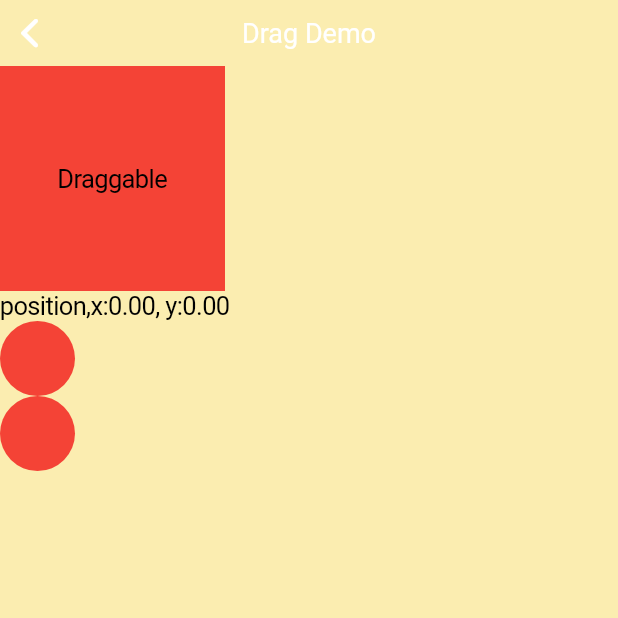
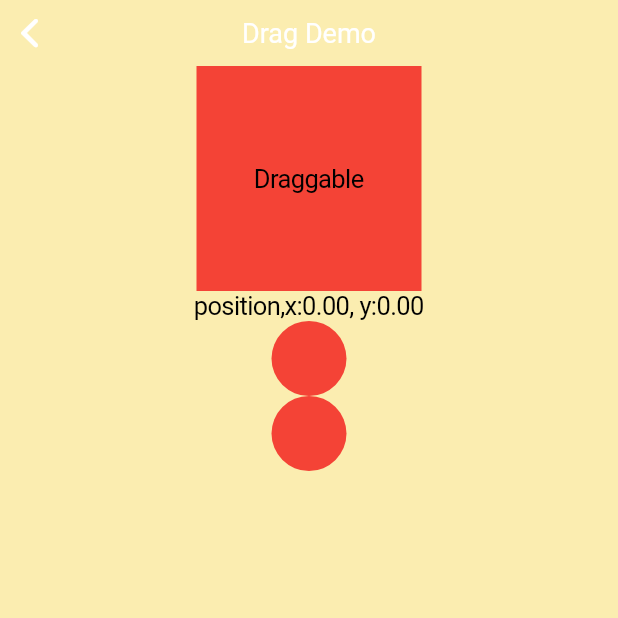
Before and after one commit to KingBo0259/hi_flutter_app, a Flutter app: the DragPage screen opened by its route, on a phone screen of 412 x 824 dp, the top half of it. Run offline on Flutter 3.47's test engine with Material 2 defaults, Android fonts, the phone set to English and light mode, and no system bars; our stand-ins replace flip_card; missing offline and left inert: flutter_lottie.

Commit message:
[MDF] 修改拖动View UI

```diff
--- a/lib/src/pages/Course/drag/drag_page.dart
+++ b/lib/src/pages/Course/drag/drag_page.dart
@@ -11,6 +11,9 @@ class DragPage extends StatefulWidget {
 class _DragPage extends State<DragPage> {
   Offset offset = Offset(0, 0);
 
+  GlobalKey key = GlobalKey();
+
+
   @override
   Widget build(BuildContext context) {
     return CupertinoPageScaffold(
@@ -19,14 +22,18 @@ class _DragPage extends State<DragPage> {
         ),
         child: Column(
           mainAxisSize: MainAxisSize.max,
-          crossAxisAlignment: CrossAxisAlignment.start,
+          crossAxisAlignment: CrossAxisAlignment.center,
           children: <Widget>[
             Row(
-              children: <Widget>[MyDraggableWidget()],
+              mainAxisSize: MainAxisSize.max,
+               mainAxisAlignment: MainAxisAlignment.center,
+               children: <Widget>[MyDraggableWidget(key: key,)],
             ),
             Text("position,x:${offset.dx.toStringAsFixed(2)}, y:${offset.dy.toStringAsFixed(2)}"),
             TouchMoveView(callback: (offset){
               setState(() {
+                RenderBox box = key.currentContext.findRenderObject();
+
                 this.offset = offset;
               });
             },),
```
